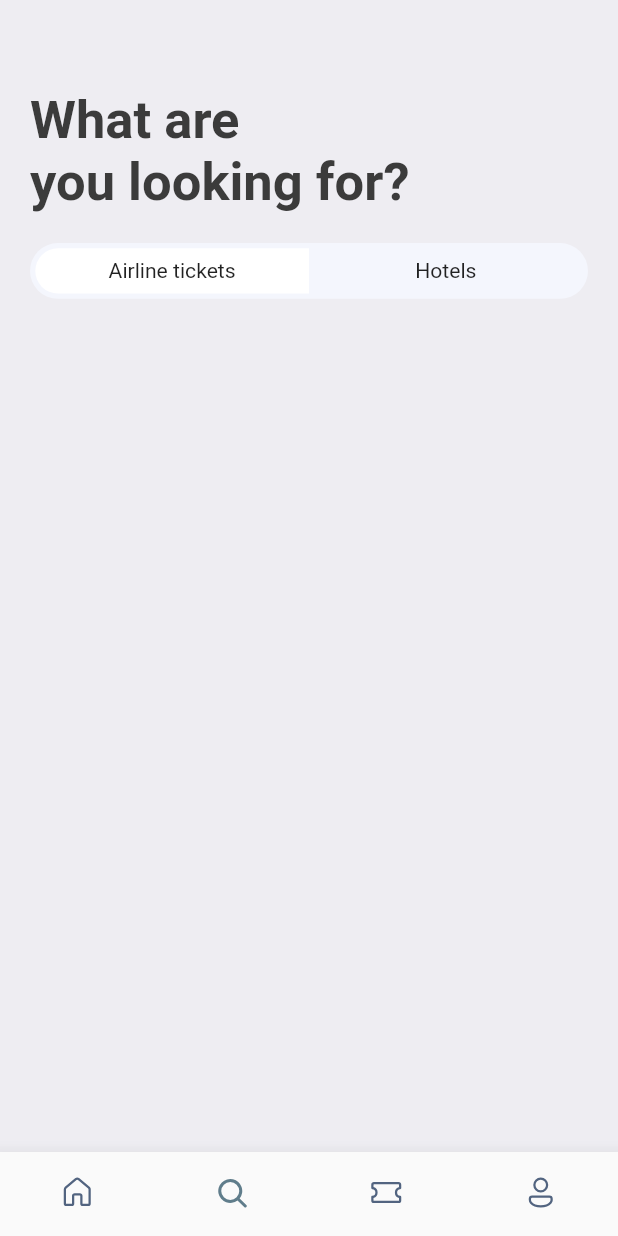
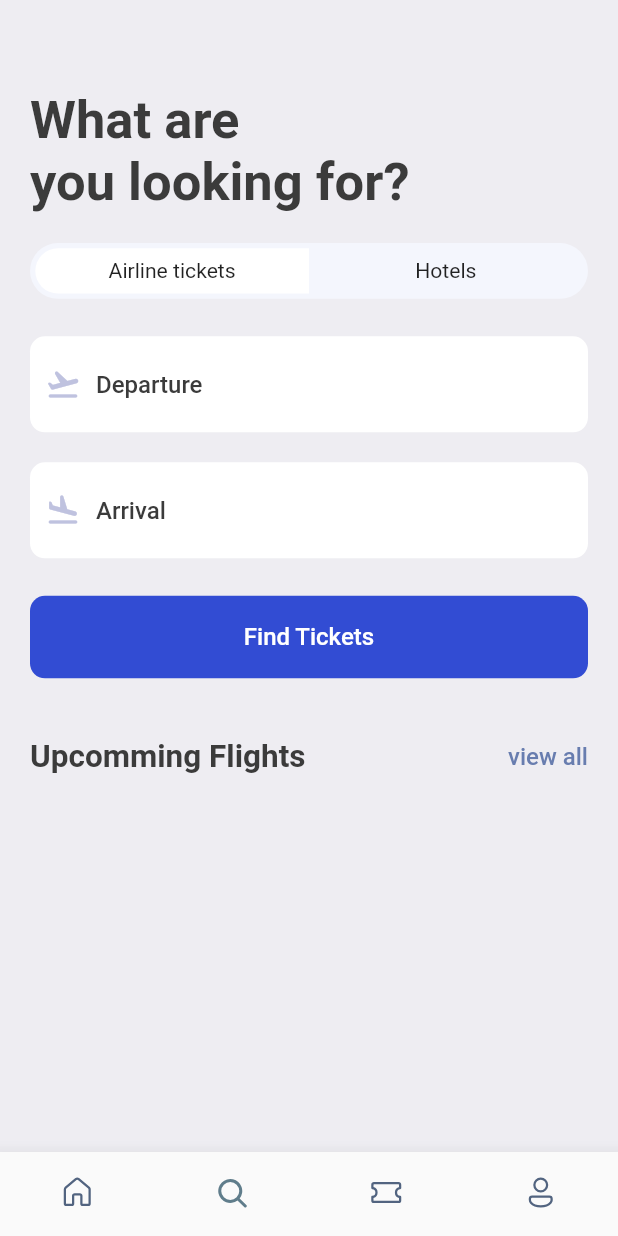
Before and after one commit to AkritiSubedi/ticketbookingapp, a Flutter app: the screen it shows after launch, item 2 of the bottom bar chosen, on a phone screen of 412 x 824 dp. Run offline on Flutter 3.47's test engine with Material 2 defaults, Android fonts, the phone set to English and light mode, and no system bars; our stand-ins replace fluentui_icons, gap, get; missing offline and left inert: dart:ffi.

Commit message:
day__11completed

```diff
--- a/lib/screens/home_screen.dart
+++ b/lib/screens/home_screen.dart
@@ -5,6 +5,7 @@ import 'package:ticketbookingapp/screens/hotel_screen.dart';
 import 'package:ticketbookingapp/screens/ticket_view.dart';
 import 'package:ticketbookingapp/utils/app_info_list.dart';
 import 'package:ticketbookingapp/utils/app_styles.dart';
+import 'package:ticketbookingapp/widgets/double_text_widget.dart';
 
 class HomeScreen extends StatelessWidget {
   const HomeScreen({Key? key}) : super(key: key);
@@ -68,25 +69,7 @@ class HomeScreen extends StatelessWidget {
                   ),
                 ),
                 Gap(40),
-                Row(
-                  mainAxisAlignment: MainAxisAlignment.spaceBetween,
-                  children: [
-                    Text(
-                      "Upcomming Flights",
-                      style: Styles.headLineStyle2,
-                    ),
-                    InkWell(
-                      onTap: () {
-                        print("You are Tapped");
-                      },
-                      child: Text(
-                        "View all",
-                        style: Styles.textStyle
-                            .copyWith(color: Styles.primaryColor),
-                      ),
-                    )
-                  ],
-                )
+                AppDoubleTextWidget(bigText: "Upcoming flights", smallText: "view all")
               ],
             ),
           ),
@@ -101,25 +84,7 @@ class HomeScreen extends StatelessWidget {
           Gap(15),
           Container(
             padding: EdgeInsets.symmetric(horizontal: 20),
-            child: Row(
-                    mainAxisAlignment: MainAxisAlignment.spaceBetween,
-                    children: [
-                      Text(
-                        "Hotels",
-                        style: Styles.headLineStyle2,
-                      ),
-                      InkWell(
-                        onTap: () {
-                          print("You are Tapped");
-                        },
-                        child: Text(
-                          "View all",
-                          style: Styles.textStyle
-                              .copyWith(color: Styles.primaryColor),
-                        ),
-                      )
-                    ],
-                  ),
+            child: AppDoubleTextWidget(bigText: "Hotels", smallText: "view all")
           ),
           Gap(15),
           SingleChildScrollView(
--- a/lib/screens/search_screen.dart
+++ b/lib/screens/search_screen.dart
@@ -1,8 +1,10 @@
 import 'package:flutter/material.dart';
 import 'package:gap/gap.dart';
 import 'package:ticketbookingapp/utils/app_styles.dart';
+import 'package:ticketbookingapp/widgets/icon_text_widget.dart';
 
 import '../utils/app_layout.dart';
+import '../widgets/double_text_widget.dart';
 
 class SearchScreen extends StatelessWidget {
   const SearchScreen({Key? key}) : super(key: key);
@@ -33,38 +35,63 @@ class SearchScreen extends StatelessWidget {
                 children: [
                   /* airline Tickets*/
                   Container(
-                width: size.width*.44,
-                padding: EdgeInsets.symmetric(vertical: AppLayout.getHeight(7)),
+                    width: size.width * .44,
+                    padding:
+                        EdgeInsets.symmetric(vertical: AppLayout.getHeight(7)),
                     decoration: BoxDecoration(
                       borderRadius: BorderRadius.horizontal(
                         left: Radius.circular(AppLayout.getHeight(50)),
                       ),
                       color: Colors.white,
                     ),
-              child:Center(child: Text("Airline tickets"),) ,
+                    child: Center(
+                      child: Text("Airline tickets"),
+                    ),
                   ),
                   Container(
-
-                width: size.width*.44,
-                padding: EdgeInsets.symmetric(vertical: AppLayout.getHeight(7)),
+                    width: size.width * .44,
+                    padding:
+                        EdgeInsets.symmetric(vertical: AppLayout.getHeight(7)),
                     decoration: BoxDecoration(
                       borderRadius: BorderRadius.horizontal(
                         right: Radius.circular(AppLayout.getHeight(50)),
                       ),
                       color: Colors.transparent,
                     ),
-              child:Center(child: Text("Hotels"),) ,
+                    child: Center(
+                      child: Text("Hotels"),
+                    ),
                   )
                 ],
               ),
               decoration: BoxDecoration(
                   borderRadius: BorderRadius.circular(
                     AppLayout.getHeight(50),
-
                   ),
                   color: Color(0xFFF4F6FD)),
             ),
-          )
+          ),
+          Gap(AppLayout.getHeight(25)),
+          AppIconText(icon: Icons.flight_takeoff_rounded, text: "Departure"),
+          Gap(AppLayout.getHeight(20)),
+          AppIconText(icon: Icons.flight_land_rounded, text: "Arrival"),
+          Gap(AppLayout.getHeight(25)),
+          Container(
+              padding: EdgeInsets.symmetric(
+                  horizontal: AppLayout.getWidth(15),
+                  vertical: AppLayout.getWidth(18)),
+              decoration: BoxDecoration(
+                color: Color(0xD91130CE),
+                borderRadius: BorderRadius.circular(AppLayout.getWidth(10)),
+              ),
+              child: Center(
+                child: Text(
+                  "Find Tickets",
+                  style: Styles.textStyle.copyWith(color: Colors.white),
+                ),
+              )),
+          Gap(AppLayout.getHeight(40)),
+          AppDoubleTextWidget(bigText: "Hotels", smallText: "view all")
         ],
       ),
     );
--- /dev/null
+++ b/lib/widgets/double_text_widget.dart
@@ -0,0 +1,31 @@
+import 'package:flutter/material.dart';
+
+import '../utils/app_styles.dart';
+
+class AppDoubleTextWidget extends StatelessWidget {
+  final String bigText;
+  final String smallText;
+  const AppDoubleTextWidget({Key? key, required this.bigText, required this.smallText}) : super(key: key);
+
+  @override
+  Widget build(BuildContext context) {
+    return Row(
+      mainAxisAlignment: MainAxisAlignment.spaceBetween,
+      children: [
+        Text(
+          "Upcomming Flights",
+          style: Styles.headLineStyle2,
+        ),
+        InkWell(
+          onTap: () {
+            print("You are Tapped");
+          },
+          child: Text(
+            smallText,
+            style: Styles.textStyle.copyWith(color: Styles.primaryColor),
+          ),
+        )
+      ],
+    );
+  }
+}
--- /dev/null
+++ b/lib/widgets/icon_text_widget.dart
@@ -0,0 +1,33 @@
+import 'package:flutter/material.dart';
+import 'package:gap/gap.dart';
+
+import '../utils/app_layout.dart';
+import '../utils/app_styles.dart';
+
+class AppIconText extends StatelessWidget {
+  final IconData icon;
+  final String text;
+  const AppIconText({Key? key, required this.icon, required this.text}) : super(key: key);
+
+  @override
+  Widget build(BuildContext context) {
+    return Container(
+      padding: EdgeInsets.symmetric(
+          horizontal: AppLayout.getWidth(10), vertical: AppLayout.getWidth(20)),
+      decoration: BoxDecoration(
+        color: Colors.white,
+        borderRadius: BorderRadius.circular(AppLayout.getWidth(10)),
+      ),
+      child: Row(
+        children: [
+          Icon(icon, color: Color(0xFFBFC2DF),),
+          Gap(AppLayout.getWidth(10)),
+          Text(
+            text,
+            style: Styles.textStyle,
+          )
+        ],
+      ),
+    );
+  }
+}
```
Lines whose indentation alone changed are shown as unchanged.
